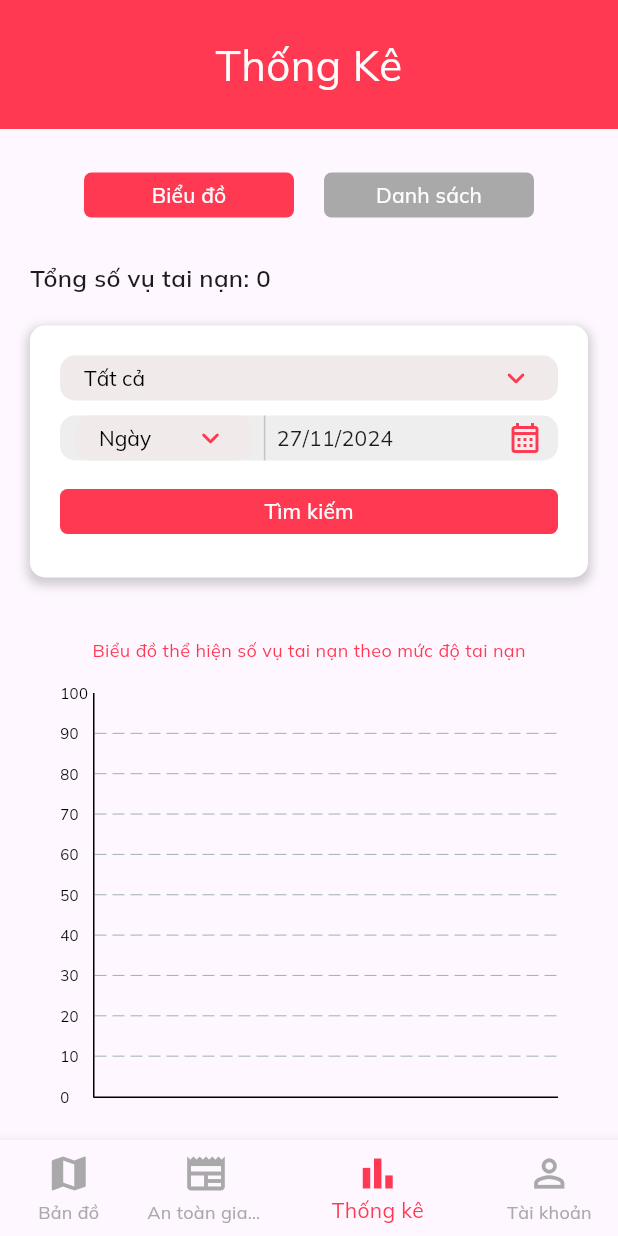
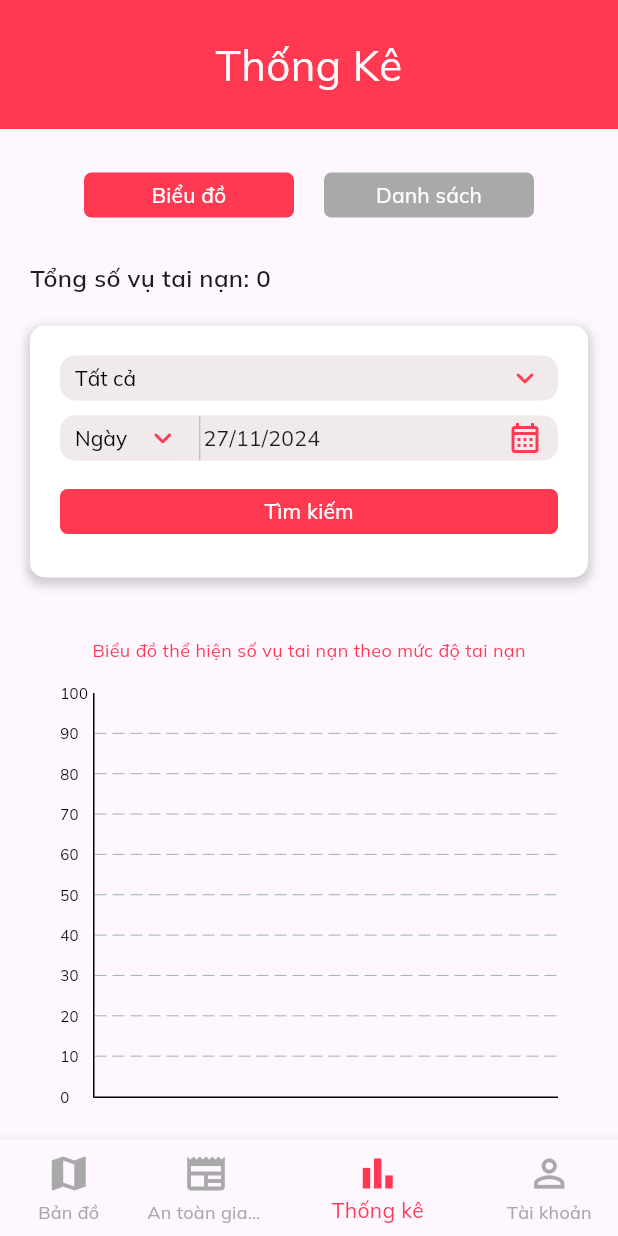
Before and after one commit to thuong22092k3/CTMap, a Flutter app: the Statistic screen opened by its route, on a phone screen of 412 x 824 dp. Run offline on Flutter 3.47's test engine with Material 3 defaults, Android fonts, the phone set to English and light mode, and no system bars; drawn by our look-alikes of fl_chart; our stand-ins replace flutter_map, flutter_riverpod, flutter_typeahead, geolocator, go_router, latlong2 and 3 more; missing offline and left inert: flutter_map_marker_cluster, webfeed; accounts and stored records are empty; network calls fail.

Commit message:
FIX - Bug no 4, 8, 9, 10

```diff
--- a/ctmap/lib/assets/colors/colors.dart
+++ b/ctmap/lib/assets/colors/colors.dart
@@ -12,4 +12,8 @@ class AppColors {
   static const Color dartGrey = Color(0xffD9D9D9);
   static const Color lightGrey = Color(0xffF0EAEA);
   static const Color blue = Color(0Xff3988FF);
+  static const Color danger1 = Color(0xffFFB700);
+  static const Color danger2 = Color(0xffD63E3E);
+  static const Color danger3 = Color(0XffD84DFF);
+
 }
--- a/ctmap/lib/main.dart
+++ b/ctmap/lib/main.dart
@@ -1,3 +1,4 @@
+import 'package:ctmap/assets/colors/colors.dart';
 import 'package:ctmap/state_management/accident_state.dart';
 import 'package:flutter/material.dart';
 import 'package:flutter_riverpod/flutter_riverpod.dart';
@@ -25,6 +26,10 @@ class MyApp extends ConsumerWidget {
           bodyMedium: TextStyle(fontFamily: 'Mulish'), // Font cho bodyText2
           displayLarge: TextStyle(fontFamily: 'Mulish'), // Font cho headline1
         ),
+        // colorScheme: ColorScheme.fromSeed(
+        //   primary: AppColors.white,
+        //   seedColor: AppColors.red
+        // ),
       ),
     );
   }
--- a/ctmap/lib/pages/screens/Authentication/change_password.dart
+++ b/ctmap/lib/pages/screens/Authentication/change_password.dart
@@ -1,14 +1,10 @@
 import 'package:ctmap/pages/routes/routes.dart';
-import 'package:ctmap/pages/screens/Authentication/login.dart';
-import 'package:ctmap/pages/screens/Profile/profile.dart';
 import 'package:flutter/material.dart';
 import 'package:ctmap/widgets/components/Button/Button.dart';
 import 'package:ctmap/widgets/components/Button/TextButton.dart';
 import 'package:ctmap/widgets/components/TextInput/TextInput.dart';
 import 'package:ctmap/assets/colors/colors.dart';
 import 'package:ctmap/assets/icons/icons.dart';
-import 'package:flutter/services.dart';
-import 'package:ctmap/pages/screens/Authentication/forgot_password.dart';
 import 'package:ctmap/services/api.dart';
 import 'package:ctmap/state_management/user_state.dart';
 import 'package:flutter_riverpod/flutter_riverpod.dart';
--- a/ctmap/lib/pages/screens/Authentication/confirm.dart
+++ b/ctmap/lib/pages/screens/Authentication/confirm.dart
@@ -7,8 +7,6 @@ import 'package:ctmap/widgets/components/Button/Button.dart';
 import 'package:ctmap/widgets/components/Button/TextButton.dart';
 import 'package:ctmap/assets/colors/colors.dart';
 import 'package:ctmap/assets/icons/icons.dart';
-import 'package:ctmap/pages/screens/Authentication/change_password.dart';
-import 'package:ctmap/pages/screens/Authentication/forgot_password.dart';
 import 'package:ctmap/state_management/user_state.dart';
 import 'package:ctmap/services/api.dart';
 import 'package:go_router/go_router.dart';
--- a/ctmap/lib/pages/screens/Authentication/forgot_password.dart
+++ b/ctmap/lib/pages/screens/Authentication/forgot_password.dart
@@ -7,7 +7,6 @@ import 'package:ctmap/widgets/components/Button/TextButton.dart';
 import 'package:ctmap/widgets/components/TextInput/TextInput.dart';
 import 'package:ctmap/assets/colors/colors.dart';
 import 'package:ctmap/assets/icons/icons.dart';
-import 'package:ctmap/pages/screens/Authentication/confirm.dart';
 import 'package:ctmap/services/api.dart';
 import 'package:go_router/go_router.dart';
 
--- a/ctmap/lib/pages/screens/Authentication/login.dart
+++ b/ctmap/lib/pages/screens/Authentication/login.dart
@@ -8,11 +8,8 @@ import 'package:ctmap/widgets/components/Button/TextButton.dart';
 import 'package:ctmap/widgets/components/Checkbox/Checkbox.dart';
 import 'package:ctmap/assets/colors/colors.dart';
 import 'package:ctmap/assets/icons/icons.dart';
-import 'package:ctmap/pages/screens/Authentication/forgot_password.dart';
-import 'package:ctmap/pages/screens/Authentication/sign_up.dart';
 import 'package:ctmap/services/api.dart';
 import 'package:ctmap/state_management/user_state.dart';
-import 'package:ctmap/pages/screens/Home_Map/home_map.dart';
 import 'package:go_router/go_router.dart';
 import 'package:shared_preferences/shared_preferences.dart';
 
@@ -263,7 +260,7 @@ class _LoginState extends ConsumerState<Login> {
                                     _isChecked = newValue ?? false;
                                   });
                                 },
-                                margin: EdgeInsets.only(right: 8.0),
+                                margin: const EdgeInsets.only(right: 8.0),
                               ),
                               const Text(
                                 'Ghi nhớ đăng nhập',
--- a/ctmap/lib/pages/screens/Authentication/sign_up.dart
+++ b/ctmap/lib/pages/screens/Authentication/sign_up.dart
@@ -5,7 +5,6 @@ import 'package:ctmap/widgets/components/Button/TextButton.dart';
 import 'package:ctmap/widgets/components/TextInput/TextInput.dart';
 import 'package:ctmap/assets/colors/colors.dart';
 import 'package:ctmap/assets/icons/icons.dart';
-import 'package:ctmap/pages/screens/Authentication/login.dart';
 import 'package:ctmap/services/api.dart';
 import 'package:go_router/go_router.dart';
 
--- a/ctmap/lib/pages/screens/Home_Map/edit_sheet.dart
+++ b/ctmap/lib/pages/screens/Home_Map/edit_sheet.dart
@@ -2,14 +2,12 @@ import 'package:ctmap/assets/colors/colors.dart';
 import 'package:ctmap/assets/icons/icons.dart';
 import 'package:ctmap/data/type.dart';
 import 'package:ctmap/pages/routes/routes.dart';
-import 'package:ctmap/pages/screens/Home_Map/home_map.dart';
 import 'package:ctmap/services/api.dart';
 import 'package:ctmap/state_management/user_state.dart';
 import 'package:ctmap/widgets/components/Button/Button.dart';
 import 'package:ctmap/widgets/components/Dropdown/Dropdown.dart';
 import 'package:flutter/material.dart';
 import 'package:flutter/services.dart';
-import 'package:flutter_map/flutter_map.dart';
 import 'package:go_router/go_router.dart';
 import 'package:intl/intl.dart';
 import 'package:latlong2/latlong.dart';
--- a/ctmap/lib/pages/screens/Home_Map/new_sheet.dart
+++ b/ctmap/lib/pages/screens/Home_Map/new_sheet.dart
@@ -1,7 +1,6 @@
 import 'package:ctmap/assets/colors/colors.dart';
 import 'package:ctmap/assets/icons/icons.dart';
 import 'package:ctmap/pages/routes/routes.dart';
-import 'package:ctmap/pages/screens/Home_Map/home_map.dart';
 import 'package:ctmap/pages/screens/Home_Map/info_sheet.dart';
 import 'package:ctmap/services/api.dart';
 import 'package:ctmap/state_management/accident_state.dart';
--- a/ctmap/lib/pages/screens/Profile/edit_profile.dart
+++ b/ctmap/lib/pages/screens/Profile/edit_profile.dart
@@ -6,7 +6,6 @@ import 'package:ctmap/widgets/components/Button/TextButton.dart';
 import 'package:ctmap/widgets/components/TextInput/TextInput.dart';
 import 'package:ctmap/assets/colors/colors.dart';
 import 'package:ctmap/assets/icons/icons.dart';
-import 'package:ctmap/pages/screens/Profile/profile.dart';
 import 'package:ctmap/services/api.dart';
 import 'package:ctmap/state_management/user_state.dart';
 import 'package:go_router/go_router.dart';
--- a/ctmap/lib/pages/screens/Profile/profile.dart
+++ b/ctmap/lib/pages/screens/Profile/profile.dart
@@ -2,11 +2,8 @@ import 'package:ctmap/pages/routes/routes.dart';
 import 'package:flutter/material.dart';
 import 'package:flutter_riverpod/flutter_riverpod.dart';
 import 'package:ctmap/widgets/components/Button/Button.dart';
-import 'package:ctmap/widgets/components/Button/TextButton.dart';
 import 'package:ctmap/assets/colors/colors.dart';
 import 'package:ctmap/assets/icons/icons.dart';
-import 'package:ctmap/pages/screens/Profile/edit_profile.dart';
-import 'package:ctmap/pages/screens/Authentication/forgot_password.dart';
 import 'package:ctmap/state_management/user_state.dart';
 import 'package:go_router/go_router.dart';
 
--- a/ctmap/lib/pages/screens/statistic.dart
+++ b/ctmap/lib/pages/screens/statistic.dart
@@ -1,5 +1,4 @@
 import 'package:ctmap/data/type.dart';
-import 'package:ctmap/services/api.dart';
 import 'package:ctmap/state_management/accident_state.dart';
 import 'package:flutter/material.dart';
 import 'package:ctmap/assets/colors/colors.dart';
@@ -9,7 +8,6 @@ import '../../widgets/components/Button/Button.dart';
 import '../../widgets/components/Dropdown/Dropdown.dart';
 import '../../widgets/components/Chart/BarChart.dart';
 import '../../widgets/components/Table/Table.dart';
-import '../../widgets/components/Calendar/Calendar.dart';
 
 // sửa ở statefulwidget -> ConsumerStatefulWidget
 class Statistic extends ConsumerStatefulWidget {
@@ -169,8 +167,8 @@ class _StatisticState extends ConsumerState<Statistic> {
 
     return accidentDataList.where((accident) {
       bool isInDateRange =
-          accident.date.isAfter(dateRange.start.subtract(Duration(days: 1))) &&
-              accident.date.isBefore(dateRange.end.add(Duration(days: 1)));
+          accident.date.isAfter(dateRange.start.subtract(const Duration(days: 1))) &&
+              accident.date.isBefore(dateRange.end.add(const Duration(days: 1)));
       bool isInCity = selectedCity == 'Tất cả' || accident.city == selectedCity;
       return isInDateRange && isInCity;
     }).toList();
@@ -188,7 +186,7 @@ class _StatisticState extends ConsumerState<Statistic> {
       case 'Tuần':
         startDate =
             selectedDate.subtract(Duration(days: selectedDate.weekday - 1));
-        endDate = startDate.add(Duration(days: 6));
+        endDate = startDate.add(const Duration(days: 6));
         break;
       case 'Tháng':
         startDate = DateTime(selectedDate.year, selectedDate.month, 1);
@@ -235,7 +233,7 @@ class _StatisticState extends ConsumerState<Statistic> {
               maxHeight: 86,
               child: Container(
                 color: AppColors.red,
-                padding: EdgeInsets.symmetric(vertical: 20, horizontal: 20),
+                padding: const EdgeInsets.symmetric(vertical: 20, horizontal: 20),
                 child: const Center(
                   child: Text(
                     'Thống Kê',
@@ -251,7 +249,7 @@ class _StatisticState extends ConsumerState<Statistic> {
           ),
           SliverToBoxAdapter(
             child: Container(
-              padding: EdgeInsets.symmetric(vertical: 20, horizontal: 20),
+              padding: const EdgeInsets.symmetric(vertical: 20, horizontal: 20),
               child: Column(
                 crossAxisAlignment: CrossAxisAlignment.stretch,
                 children: [
@@ -275,7 +273,7 @@ class _StatisticState extends ConsumerState<Statistic> {
                             ? AppColors.red
                             : AppColors.primaryGray,
                       ),
-                      SizedBox(width: 20),
+                      const SizedBox(width: 20),
                       CustomButton(
                         onTap: () {
                           setState(() {
@@ -295,16 +293,19 @@ class _StatisticState extends ConsumerState<Statistic> {
                       ),
                     ],
                   ),
-                  SizedBox(height: 20),
+                  const SizedBox(height: 20),
                   Text(
                     'Tổng số vụ tai nạn: ${showChart ? (isSearchButtonPressed ? getFilteredAccidents(accidentDataList).length : accidentDataList.length) : accidentDataList.length}',
-                    style: TextStyle(fontSize: 16, fontWeight: FontWeight.w600),
+                    style: const TextStyle(
+                      fontSize: 16,
+                      fontWeight: FontWeight.w600
+                    ),
                   ),
-                  SizedBox(height: 20),
+                  const SizedBox(height: 20),
                   if (showChart)
                     Container(
                       padding:
-                          EdgeInsets.symmetric(vertical: 20, horizontal: 20),
+                          const EdgeInsets.symmetric(vertical: 20, horizontal: 20),
                       decoration: BoxDecoration(
                         color: Colors.white,
                         borderRadius: BorderRadius.circular(10),
@@ -313,7 +314,7 @@ class _StatisticState extends ConsumerState<Statistic> {
                             color: Colors.grey.withOpacity(0.5),
                             spreadRadius: 2,
                             blurRadius: 5,
-                            offset: Offset(0, 3),
+                            offset: const Offset(0, 3),
                           ),
                         ],
                       ),
@@ -330,14 +331,14 @@ class _StatisticState extends ConsumerState<Statistic> {
                               });
                             },
                           ),
-                          SizedBox(height: 10),
+                          const SizedBox(height: 10),
                           Row(
                             children: [
                               Expanded(
                                 child: Container(
-                                  padding: EdgeInsets.symmetric(horizontal: 10),
+                                  padding: const EdgeInsets.only(right: 10),
                                   decoration: BoxDecoration(
-                                    color: Colors.grey[200],
+                                    color: AppColors.lightGrey,
                                     borderRadius: BorderRadius.circular(10),
                                   ),
                                   child: Row(
@@ -358,7 +359,8 @@ class _StatisticState extends ConsumerState<Statistic> {
                                           ),
                                         ),
                                       ),
-                                      Container(
+                                      const SizedBox(
+                                        width: 5,
                                         height: 30,
                                         child: VerticalDivider(
                                           color: AppColors.gray,
@@ -366,7 +368,7 @@ class _StatisticState extends ConsumerState<Statistic> {
                                         ),
                                       ),
                                       Expanded(
-                                        flex: 3,
+                                        flex: 5,
                                         child: GestureDetector(
                                           onTap: () async {
                                             DateTime? pickedDate =
@@ -400,7 +402,7 @@ class _StatisticState extends ConsumerState<Statistic> {
                                                                 ? "Quý ${((selectedDate.month - 1) ~/ 3) + 1}/${selectedDate.year}"
                                                                 : "${selectedDate.year}",
                                               ),
-                                              Icon(
+                                              const Icon(
                                                 AppIcons.calendar,
                                                 color: AppColors.red,
                                               ),
@@ -414,7 +416,7 @@ class _StatisticState extends ConsumerState<Statistic> {
                               ),
                             ],
                           ),
-                          SizedBox(height: 10),
+                          const SizedBox(height: 10),
                           CustomButton(
                             onTap: () {
                               setState(() {
--- a/ctmap/lib/state_management/accident_state.dart
+++ b/ctmap/lib/state_management/accident_state.dart
@@ -39,7 +39,8 @@ class AccidentStateNotifier extends StateNotifier<List<AccidentData>> {
   }
 
   void removeAccident(AccidentData accident) {
-    state = state.where((a) => a != accident).toList();
+    //state = state.where((a) => a != accident).toList();
+    state = state.where((acc) => acc.id != accident.id).toList();
   }
 
   void updateAccident(AccidentData updatedAccident) {
--- a/ctmap/lib/widgets/components/Dropdown/Dropdown.dart
+++ b/ctmap/lib/widgets/components/Dropdown/Dropdown.dart
@@ -29,7 +29,7 @@ class CustomDropdown extends StatelessWidget {
         color: AppColors.lightGrey,
         borderRadius: BorderRadius.circular(10),
       ),
-      padding: EdgeInsets.symmetric(horizontal: 16),
+      padding: const EdgeInsets.symmetric(horizontal: 10),
       child: DropdownButton<String>(
         value: selectedItem,
         onChanged: onChanged,
```
Also changed, not shown: ctmap/lib/pages/screens/Home_Map/detail_sheet.dart (+11 -5 lines), ctmap/lib/pages/screens/Home_Map/home_map.dart (+19 -67 lines), ctmap/pubspec.yaml (+10 -27 lines), ctmap/assets/image/ctmap_logo.png (added), ctmap/pubspec.lock, 28 other files.
